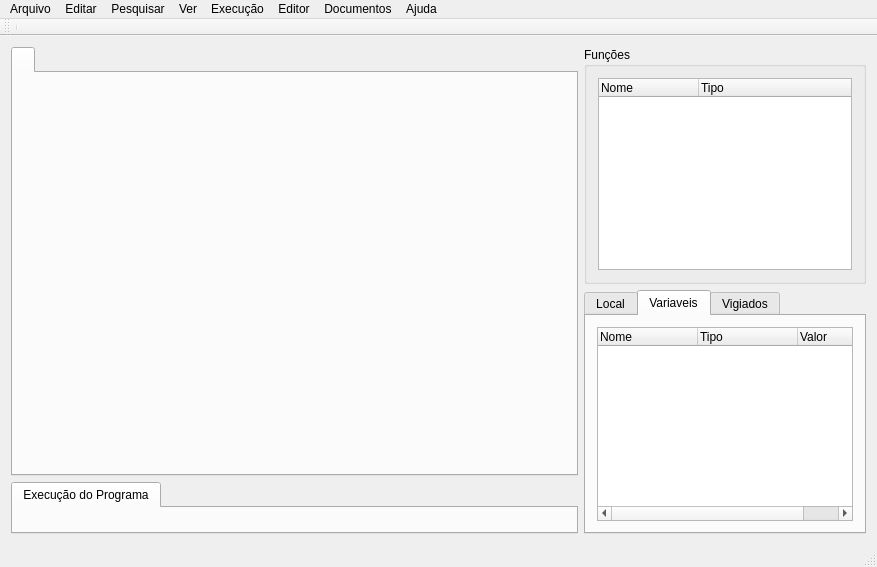
Above: ide.ui from brlebtag/cafezinho-ide before the change. Below: the same form after it.
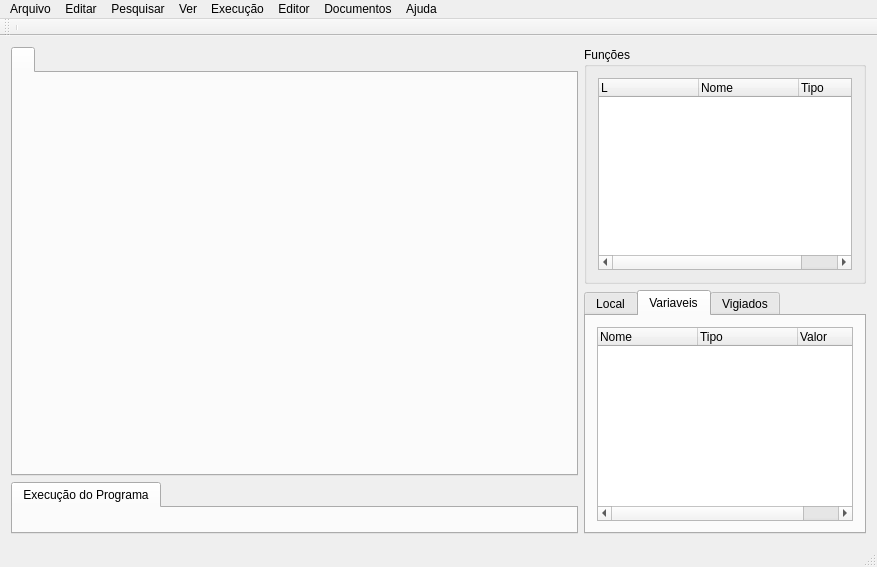
That is the form after the change.

```diff
--- a/ide.ui
+++ b/ide.ui
@@ -78,6 +78,11 @@
              <verstretch>0</verstretch>
             </sizepolicy>
            </property>
+           <column>
+            <property name="text">
+             <string>L</string>
+            </property>
+           </column>
            <column>
             <property name="text">
              <string>Nome</string>
```
Left out of the diff: 6 changed lines with no effect on the pictures.
